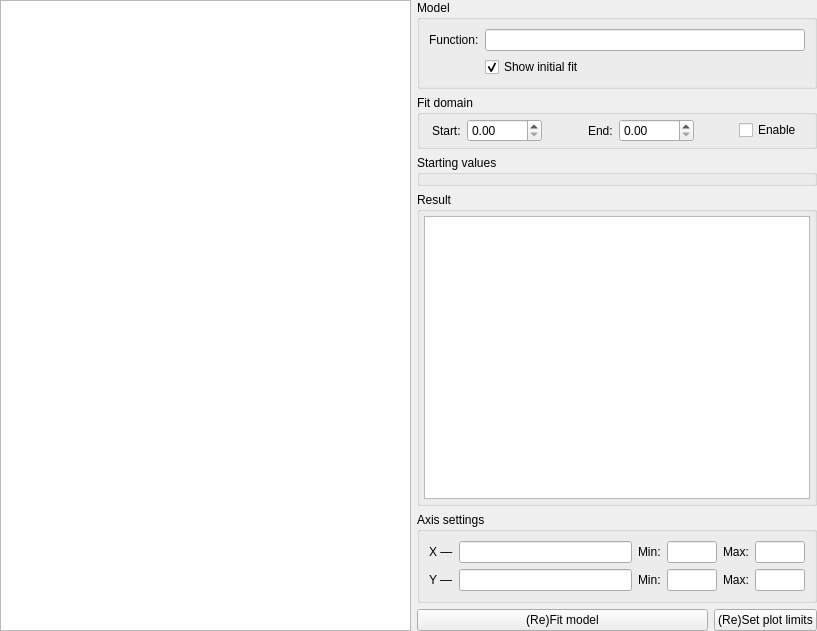
The window that src/tailor/resources/plot_tab.ui (davidfokkema/tailor) describes before a commit, drawn with Qt 5.
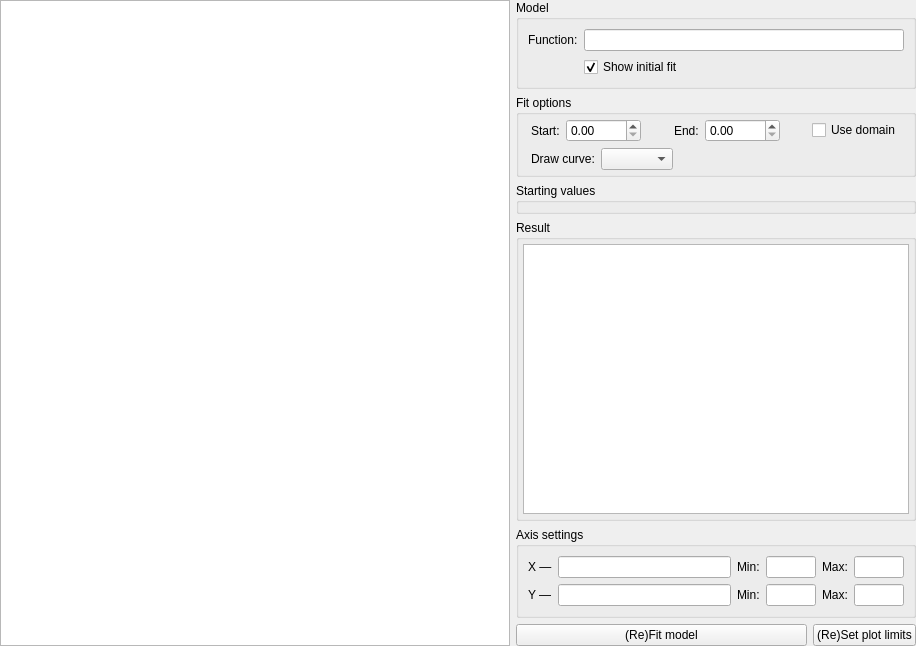
The same window after the commit. Custom widgets are drawn as their Qt base class.

Commit message:
Options for best-fit curve drawing
On data, on domain, on full axis. Includes support for saving and loading in project files.

The edit to the form file:
```diff
--- a/src/tailor/resources/plot_tab.ui
+++ b/src/tailor/resources/plot_tab.ui
@@ -6,8 +6,8 @@
    <rect>
     <x>0</x>
     <y>0</y>
-    <width>817</width>
-    <height>631</height>
+    <width>916</width>
+    <height>646</height>
    </rect>
   </property>
   <property name="windowTitle">
@@ -97,9 +97,9 @@
      <item>
       <widget class="QGroupBox" name="groupBox_4">
        <property name="title">
-        <string>Fit domain</string>
+        <string>Fit options</string>
        </property>
-       <layout class="QHBoxLayout" name="horizontalLayout_4">
+       <layout class="QVBoxLayout" name="verticalLayout_3">
         <property name="leftMargin">
          <number>12</number>
         </property>
@@ -112,6 +112,8 @@
         <property name="bottomMargin">
          <number>4</number>
         </property>
+        <item>
+         <layout class="QHBoxLayout" name="horizontalLayout_3">
         <item>
          <widget class="QLabel" name="label_7">
           <property name="text">
@@ -130,7 +132,7 @@
          </widget>
         </item>
         <item>
-         <spacer name="horizontalSpacer_2">
+           <spacer name="horizontalSpacer_3">
           <property name="orientation">
            <enum>Qt::Horizontal</enum>
           </property>
@@ -160,7 +162,7 @@
          </widget>
         </item>
         <item>
-         <spacer name="horizontalSpacer_3">
+           <spacer name="horizontalSpacer_2">
           <property name="orientation">
            <enum>Qt::Horizontal</enum>
           </property>
@@ -175,9 +177,38 @@
         <item>
          <widget class="QCheckBox" name="use_fit_domain">
           <property name="text">
-           <string>Enable</string>
-          </property>
-         </widget>
+             <string>Use domain</string>
+            </property>
+           </widget>
+          </item>
+         </layout>
+        </item>
+        <item>
+         <layout class="QHBoxLayout" name="horizontalLayout_4">
+          <item>
+           <widget class="QLabel" name="label_9">
+            <property name="text">
+             <string>Draw curve:</string>
+            </property>
+           </widget>
+          </item>
+          <item>
+           <widget class="QComboBox" name="draw_curve_option"/>
+          </item>
+          <item>
+           <spacer name="horizontalSpacer_4">
+            <property name="orientation">
+             <enum>Qt::Horizontal</enum>
+            </property>
+            <property name="sizeHint" stdset="0">
+             <size>
+              <width>40</width>
+              <height>20</height>
+             </size>
+            </property>
+           </spacer>
+          </item>
+         </layout>
         </item>
        </layout>
       </widget>
```
Left out of the diff: 28 changed lines with no effect on the pictures. Lines whose indentation alone changed are shown as unchanged. The commit also changes 1 other file.
